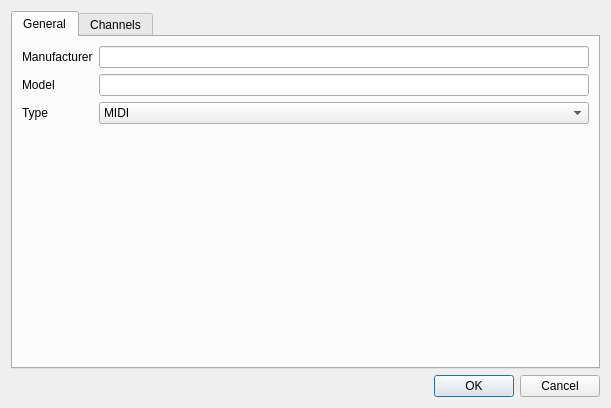
mcallegari/qlcplus, file ui/src/inputprofileeditor.ui: the form before one commit.
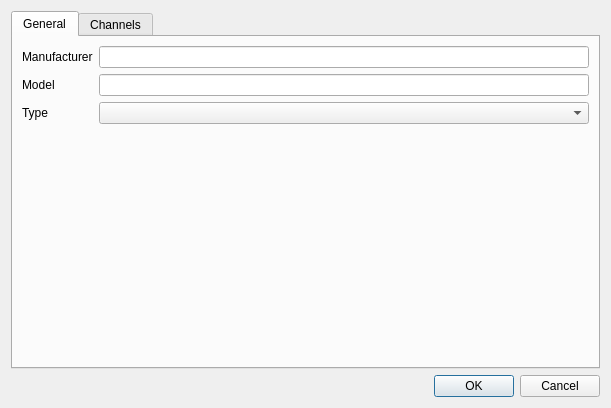
The form after the commit. Icons and pictures are not drawn.

```diff
--- a/ui/src/inputprofileeditor.ui
+++ b/ui/src/inputprofileeditor.ui
@@ -81,16 +81,6 @@
        </item>
        <item row="2" column="1">
         <widget class="QComboBox" name="m_typeCombo">
-         <item>
-          <property name="text">
-           <string>MIDI</string>
-          </property>
-         </item>
-         <item>
-          <property name="text">
-           <string>OSC</string>
-          </property>
-         </item>
         </widget>
        </item>
       </layout>
```
